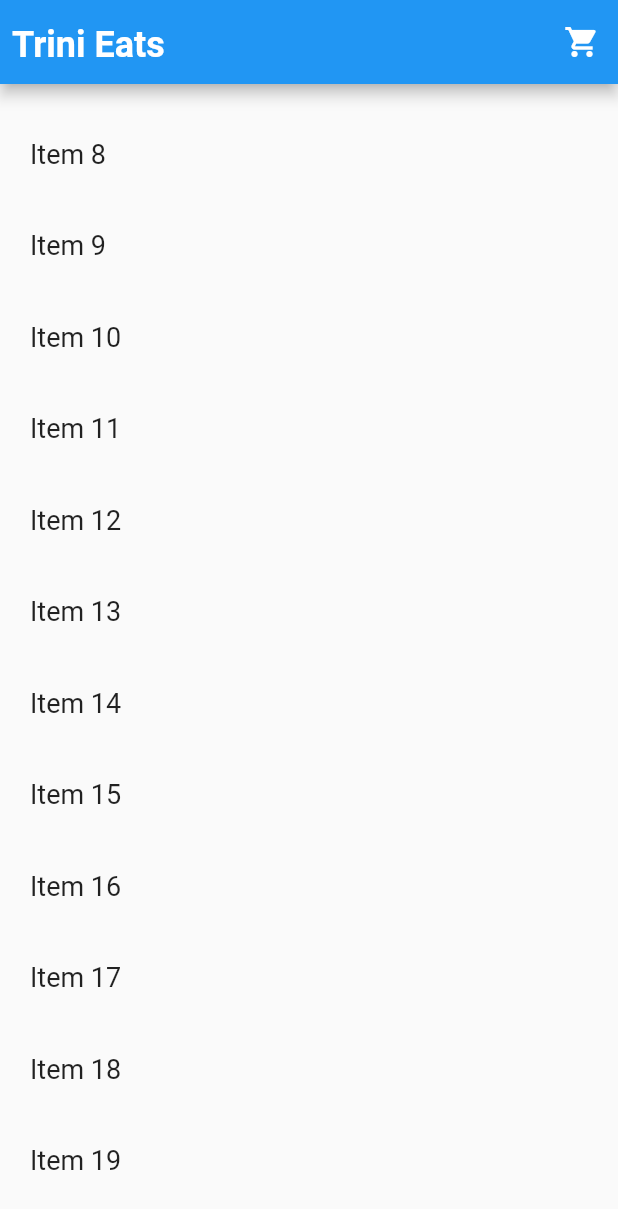
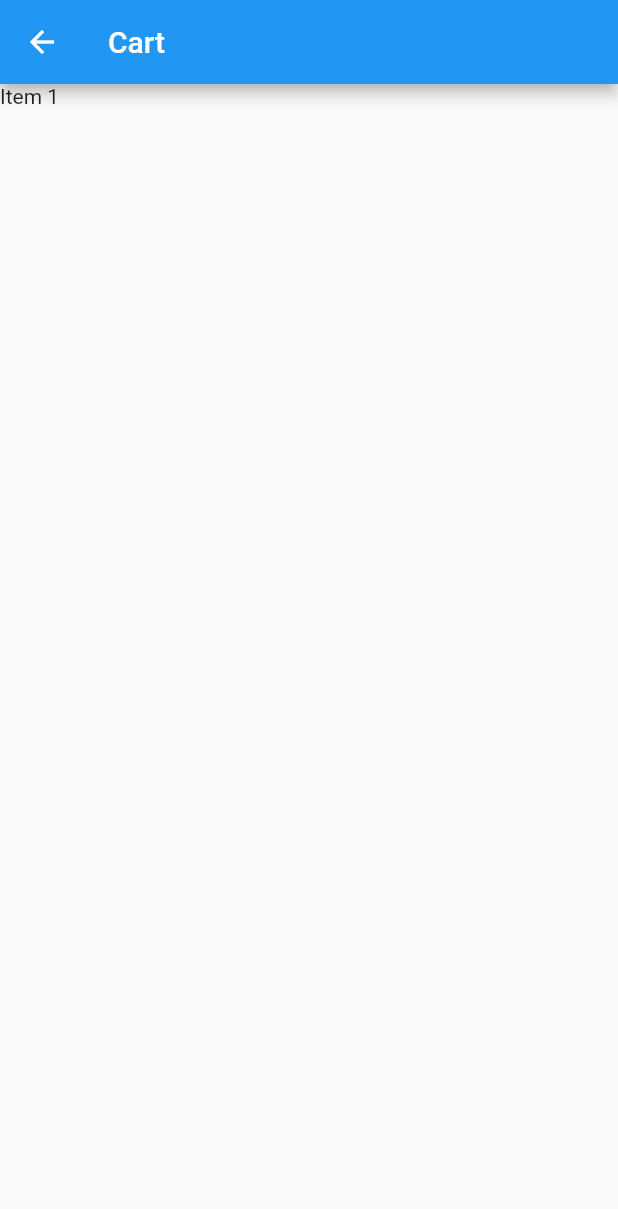
Before and after one commit to varounhanooman/TriniEats, a Flutter app: the screen it shows once a user with an empty profile is signed in, scrolled down 576 dp, after a tap on the "shopping cart" icon, on a phone screen of 412 x 824 dp. Shown: the top 1209 px of the screen. Run offline on Flutter 3.47's test engine with Material 2 defaults, Android fonts, the phone set to English and light mode, and no system bars; our stand-ins replace firebase_auth, fluttertoast; accounts and stored records are empty.

Commit message:
android working, ios issues

```diff
--- /dev/null
+++ b/lib/bloc/_providers.dart
@@ -0,0 +1,23 @@
+import 'package:provider/provider.dart';
+import 'package:provider/single_child_widget.dart';
+import 'package:trini_eats/bloc/auth_bloc.dart';
+
+
+List<SingleChildWidget> providers = [
+  ...independentServices,
+  // ...dependentServices,
+];
+
+List<SingleChildWidget> independentServices = [
+  ChangeNotifierProvider(
+    create: (_) => AuthBloc.instance(),
+  ),
+];
+// List<SingleChildWidget> dependentServices = [
+//   ProxyProvider<AuthBloc, RouteBloc>(
+//     update: (context, auth, route) => RouteBloc(authBloc: auth),
+//   ),
+//   ProxyProvider<AuthBloc, PassBloc>(
+//     update: (context, auth, pass) => PassBloc(authBloc: auth),
+//   ),
+// ];
--- a/lib/bloc/auth_bloc.dart
+++ b/lib/bloc/auth_bloc.dart
@@ -29,7 +29,9 @@ class AuthBloc with ChangeNotifier {
     }
   }
 
-  Future signOut() async {
+  Future signOut(context) async {
+    Navigator.of(context)
+        .pushNamedAndRemoveUntil('/', (Route<dynamic> route) => false);
     _auth.signOut();
     _status = Status.Unauthenticated;
     notifyListeners();
--- a/lib/main.dart
+++ b/lib/main.dart
@@ -1,17 +1,24 @@
 import 'package:flutter/material.dart';
-import 'package:trini_eats/services/auth.dart';
+import 'package:provider/provider.dart';
+import 'package:trini_eats/router.dart';
+
+import 'bloc/_providers.dart';
 
 void main() => runApp(MyApp());
 
 class MyApp extends StatelessWidget {
   @override
   Widget build(BuildContext context) {
-    return MaterialApp(
-      title: 'Trini Eats',
-      theme: ThemeData(
-        primarySwatch: Colors.blue,
+    return MultiProvider(
+      providers: providers,
+          child: MaterialApp(
+        title: 'Trini Eats',
+        theme: ThemeData(
+          primarySwatch: Colors.blue,
+        ),
+        initialRoute: '/',
+        onGenerateRoute: Router.generateRoute,
       ),
-      home: Auth(),
     );
   }
 }
--- /dev/null
+++ b/lib/router.dart
@@ -0,0 +1,30 @@
+import 'package:flutter/material.dart';
+import 'package:trini_eats/screens/cart.dart';
+import 'package:trini_eats/screens/user.dart';
+import 'package:trini_eats/services/auth.dart';
+
+
+class Router {
+  static Route<dynamic> generateRoute(RouteSettings settings) {
+    switch (settings.name) {
+      case '/':
+        return MaterialPageRoute(builder: (_) => Auth());
+      // case '/route_overview':
+      //   // pass parameters to route
+      //   var data = settings.arguments as SingleRoute;
+      //   return MaterialPageRoute(builder: (_) => RouteOverview(data));
+      case '/cart':
+        return MaterialPageRoute(builder: (_) => Cart());
+      case '/user':
+        return MaterialPageRoute(builder: (_) => User());
+      // case '/route_to_work':
+      //   return MaterialPageRoute(builder: (_) => RouteToWork());
+      default:
+        return MaterialPageRoute(
+          builder: (_) => Scaffold(
+            body: Center(child: Text('No route defined for ${settings.name}')),
+          ),
+        );
+    }
+  }
+}
--- /dev/null
+++ b/lib/screens/cart.dart
@@ -0,0 +1,22 @@
+import 'package:flutter/material.dart';
+
+class Cart extends StatefulWidget {
+  Cart({Key key}) : super(key: key);
+
+  @override
+  _CartState createState() => _CartState();
+}
+
+class _CartState extends State<Cart> {
+  @override
+  Widget build(BuildContext context) {
+    return Scaffold(
+      appBar: AppBar(
+        title: Text('Cart'),
+      ),
+      body: Column(
+        children: <Widget>[Text('Item 1')],
+      ),
+    );
+  }
+}
--- a/lib/screens/home.dart
+++ b/lib/screens/home.dart
@@ -2,19 +2,27 @@ import 'package:flutter/material.dart';
 // import 'package:provider/provider.dart';
 import 'package:firebase_auth/firebase_auth.dart';
 
+class Home extends StatelessWidget {
+  Widget _searchField() {
+    return Container(
+      child: TextFormField(
+        onFieldSubmitted: (String value) {},
+        decoration: InputDecoration(
+          prefixIcon: Icon(Icons.search),
+          hintText: 'Restaurants & cuisines',
+          fillColor: Colors.black,
+        ),
+        style: TextStyle(color: Colors.white),
+        // controller: _emailTextController,
+        onSaved: (String value) {
+          // _formData['email'] = value;
+        },
+      ),
+    );
+  }
 
-class Home extends StatelessWidget {
-  final FirebaseUser user;
-
-
-  const Home({Key, key, this.user}) : super(key: key);
-  @override
-  Widget build(BuildContext context) {
-    // final x = Provider.of<AuthBloc>(context);
-    return Scaffold(
-      body: CustomScrollView(
-        slivers: <Widget>[
-          SliverAppBar(
+  SliverAppBar _topHeader(context) {
+    return SliverAppBar(
       floating: true,
       pinned: true,
       snap: true,
@@ -22,6 +30,7 @@ class Home extends StatelessWidget {
         IconButton(
           icon: Icon(Icons.shopping_cart),
           onPressed: () {
+            Navigator.pushNamed(context, '/cart');
             // x.signOut();
           },
         ),
@@ -69,8 +78,7 @@ class Home extends StatelessWidget {
                       color: Colors.white70,
                     ),
                     onPressed: () {
-                            // Navigator.pushNamed(context, '/user');
-
+                      Navigator.pushNamed(context, '/user');
                     },
                     tooltip: 'My Profile',
                   ),
@@ -80,30 +88,6 @@ class Home extends StatelessWidget {
             ],
           ),
         ),
-            ),
-          ),
-          SliverList(
-            delegate: SliverChildListDelegate(_buildList(50)),
-          ),
-        ],
-      ),
-    );
-  }
-
-  Widget _searchField() {
-    return Container(
-      child: TextFormField(
-        onFieldSubmitted: (String value) {},
-        decoration: InputDecoration(
-          prefixIcon: Icon(Icons.search),
-          hintText: 'Restaurants & cuisines',
-          fillColor: Colors.white,
-        ),
-        style: TextStyle(color: Colors.white),
-        // controller: _emailTextController,
-        onSaved: (String value) {
-          // _formData['email'] = value;
-        },
       ),
     );
   }
@@ -120,4 +104,18 @@ class Home extends StatelessWidget {
 
     return listItems;
   }
+
+  @override
+  Widget build(BuildContext context) {
+    return Scaffold(
+      body: CustomScrollView(
+        slivers: <Widget>[
+          _topHeader(context),
+          SliverList(
+            delegate: SliverChildListDelegate(_buildList(50)),
+          ),
+        ],
+      ),
+    );
   }
+}
--- a/lib/services/auth.dart
+++ b/lib/services/auth.dart
@@ -5,15 +5,10 @@ import 'package:trini_eats/screens/home.dart';
 import 'package:trini_eats/screens/login.dart';
 import 'package:trini_eats/bloc/auth_bloc.dart';
 
-
 class Auth extends StatelessWidget {
   @override
   Widget build(BuildContext context) {
-    return ChangeNotifierProvider(
-      create: (_) => AuthBloc.instance(),
-      child: Consumer(
-        builder: (context, AuthBloc auth, _) {
-          // return Login();
+    final auth = Provider.of<AuthBloc>(context);
     switch (auth.status) {
       case Status.Uninitialized:
         return Splash();
@@ -24,9 +19,6 @@ class Auth extends StatelessWidget {
         return Home();
     }
     return Splash();
-        },
-      ),
-    );
   }
 }
 
--- a/pubspec.yaml
+++ b/pubspec.yaml
@@ -4,7 +4,7 @@ description: A new Flutter project.
 version: 1.0.0+1
 
 environment:
-  sdk: ">=2.1.0 <3.0.0"
+  sdk: ">=2.2.2 <3.0.0"
 
 dependencies:
   flutter:
```
Also changed, not shown: lib/screens/user.dart (added, +30 -0 lines), 7 other files. Lines whose indentation alone changed are shown as unchanged.
